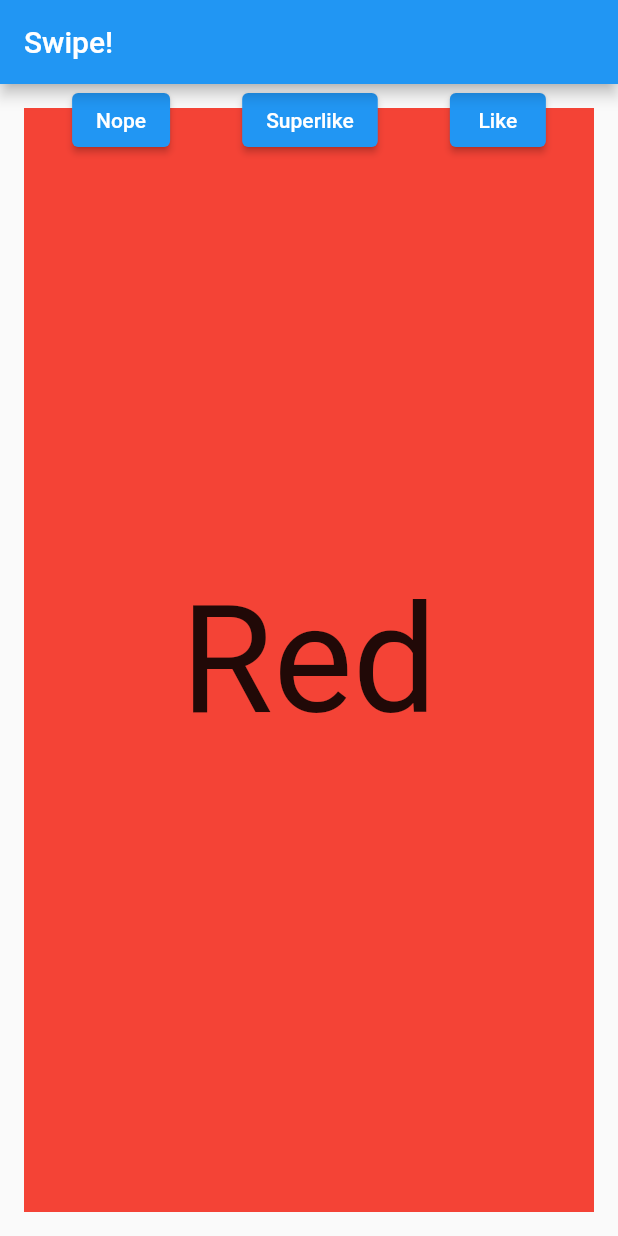
After one commit to sipandstroll/frontend, a Flutter app: the screen it shows once a user with an empty profile is signed in, on a phone screen of 412 x 824 dp. The commit adds this screen. Run offline on Flutter 3.47's test engine with Material 2 defaults, Android fonts, the phone set to English and light mode, and no system bars; drawn by our look-alikes of swipe_cards; our stand-ins replace firebase_auth, firebase_core, flutter_svg, go_router, google_fonts, intl_phone_number_input and 1 more; missing offline and left inert: cloud_firestore_web, firebase_auth_web, firebase_core_web, libphonenumber_web; accounts and stored records are empty.

Commit message:
mock cards swipe

```diff
--- /dev/null
+++ b/lib/pages/home.dart
@@ -0,0 +1,134 @@
+import 'package:flutter/material.dart';
+import 'package:swipe_cards/draggable_card.dart';
+import 'package:swipe_cards/swipe_cards.dart';
+
+class HomePage extends StatefulWidget {
+  const HomePage({Key? key}) : super(key: key);
+
+  @override
+  State<HomePage> createState() => _HomePageState();
+}
+
+class _HomePageState extends State<HomePage> {
+  List<SwipeItem> _swipeItems = <SwipeItem>[];
+  MatchEngine? _matchEngine;
+  GlobalKey<ScaffoldState> _scaffoldKey = GlobalKey();
+  List<String> _names = [
+    "Red",
+    "Blue",
+    "Green",
+    "Yellow",
+    "Orange",
+    "Grey",
+    "Purple",
+    "Pink"
+  ];
+  List<Color> _colors = [
+    Colors.red,
+    Colors.blue,
+    Colors.green,
+    Colors.yellow,
+    Colors.orange,
+    Colors.grey,
+    Colors.purple,
+    Colors.pink
+  ];
+
+  @override
+  void initState() {
+    for (int i = 0; i < _names.length; i++) {
+      _swipeItems.add(SwipeItem(
+          content: Content(text: _names[i], color: _colors[i]),
+          likeAction: () {
+            _scaffoldKey.currentState?.showSnackBar(SnackBar(
+              content: Text("Liked ${_names[i]}"),
+              duration: Duration(milliseconds: 500),
+            ));
+          },
+          nopeAction: () {
+            _scaffoldKey.currentState?.showSnackBar(SnackBar(
+              content: Text("Nope ${_names[i]}"),
+              duration: Duration(milliseconds: 500),
+            ));
+          },
+          superlikeAction: () {
+            _scaffoldKey.currentState?.showSnackBar(SnackBar(
+              content: Text("Superliked ${_names[i]}"),
+              duration: Duration(milliseconds: 500),
+            ));
+          },
+          onSlideUpdate: (SlideRegion? region) async {
+            print("Region $region");
+          }));
+    }
+
+    _matchEngine = MatchEngine(swipeItems: _swipeItems);
+    super.initState();
+  }
+
+  @override
+  Widget build(BuildContext context) {
+    return Scaffold(
+        key: _scaffoldKey,
+        appBar: AppBar(
+          title: Text('Swipe!'),
+        ),
+        body: Container(
+            child: Stack(children: [
+          Container(
+            height: MediaQuery.of(context).size.height - kToolbarHeight,
+            child: SwipeCards(
+              matchEngine: _matchEngine!,
+              itemBuilder: (BuildContext context, int index) {
+                return Container(
+                  alignment: Alignment.center,
+                  color: _swipeItems[index].content.color,
+                  child: Text(
+                    _swipeItems[index].content.text,
+                    style: TextStyle(fontSize: 100),
+                  ),
+                );
+              },
+              onStackFinished: () {
+                _scaffoldKey.currentState!.showSnackBar(SnackBar(
+                  content: Text("Stack Finished"),
+                  duration: Duration(milliseconds: 500),
+                ));
+              },
+              itemChanged: (SwipeItem item, int index) {
+                print("item: ${item.content.text}, index: $index");
+              },
+              upSwipeAllowed: true,
+              fillSpace: true,
+            ),
+          ),
+          Row(
+            mainAxisAlignment: MainAxisAlignment.spaceEvenly,
+            children: [
+              ElevatedButton(
+                  onPressed: () {
+                    _matchEngine!.currentItem?.nope();
+                  },
+                  child: Text("Nope")),
+              ElevatedButton(
+                  onPressed: () {
+                    _matchEngine!.currentItem?.superLike();
+                  },
+                  child: Text("Superlike")),
+              ElevatedButton(
+                  onPressed: () {
+                    _matchEngine!.currentItem?.like();
+                  },
+                  child: Text("Like"))
+            ],
+          )
+        ])));
+  }
+}
+
+class Content {
+  final String? text;
+  final Color? color;
+
+  Content({this.text, this.color});
+}
--- a/lib/pages/profile_page.dart
+++ b/lib/pages/profile_page.dart
@@ -47,8 +47,14 @@ class _ProfilePage extends State<ProfilePage> {
                         // TODO: Remap user object to a wrapper ( onion architecture ), agnostic of firebase model
                         Text(appState.user?.phoneNumber ?? 'N/A'),
                         TextButton(
-                            onPressed: () => {appState.logout()},
-                            child: const Text('LOGOUT'))
+                          onPressed: () => {appState.logout()},
+                          child: const Text(
+                            'LOGOUT',
+                            style: TextStyle(
+                              color: Colors.red,
+                            ),
+                          ),
+                        )
                       ],
                     ),
                   ),
--- a/lib/routing/router.dart
+++ b/lib/routing/router.dart
@@ -1,4 +1,5 @@
 import 'package:frontend/main.dart';
+import 'package:frontend/pages/home.dart';
 import 'package:frontend/pages/login_page.dart';
 import 'package:frontend/pages/profile_page.dart';
 import 'package:go_router/go_router.dart';
@@ -24,20 +25,30 @@ class AppRouter {
         name: 'profile',
         builder: (context, state) => const ProfilePage(),
       ),
+      GoRoute(
+        path: '/home',
+        name: 'home',
+        builder: (context, state) => const HomePage(),
+      ),
     ],
     // errorBuilder: (context, state) => ErrorPage(error: state.error.toString()),
     redirect: (state) {
       final loginLocation = state.namedLocation('login');
       final profileLocation = state.namedLocation('profile');
+      final homeLocation = state.namedLocation('home');
 
       final isLogedIn = appService.loginState == ApplicationLoginState.loggedIn;
 
       final isGoingToLogin = state.subloc == loginLocation;
       final isGoingToProfile = state.subloc == profileLocation;
+      final isGoingToHome = state.subloc == homeLocation;
 
       // TODO: Replace duplicate strings, use enums
       if (!isLogedIn && !isGoingToLogin) return loginLocation;
-      if (isLogedIn && !isGoingToProfile) return profileLocation;
+      if (isLogedIn && !isGoingToHome && !isGoingToProfile) return homeLocation;
+      if (isLogedIn && !isGoingToProfile && !isGoingToHome) {
+        return profileLocation;
+      }
       return null;
     },
   );
--- a/pubspec.yaml
+++ b/pubspec.yaml
@@ -42,6 +42,7 @@ dependencies:
   firebase_auth: ^3.3.18
   cloud_firestore: ^3.1.15
   pin_code_fields: ^7.4.0
+  swipe_cards: ^1.0.0
   go_router: ^3.1.0
 
 dev_dependencies:
```
Also changed, not shown: assets/1.jpg (added), assets/2.jpg (added), assets/3.jpg (added), assets/5.jpg (added), assets/6.jpg (added), assets/7.jpeg (added), assets/8.jpeg (added), 1 other file.
